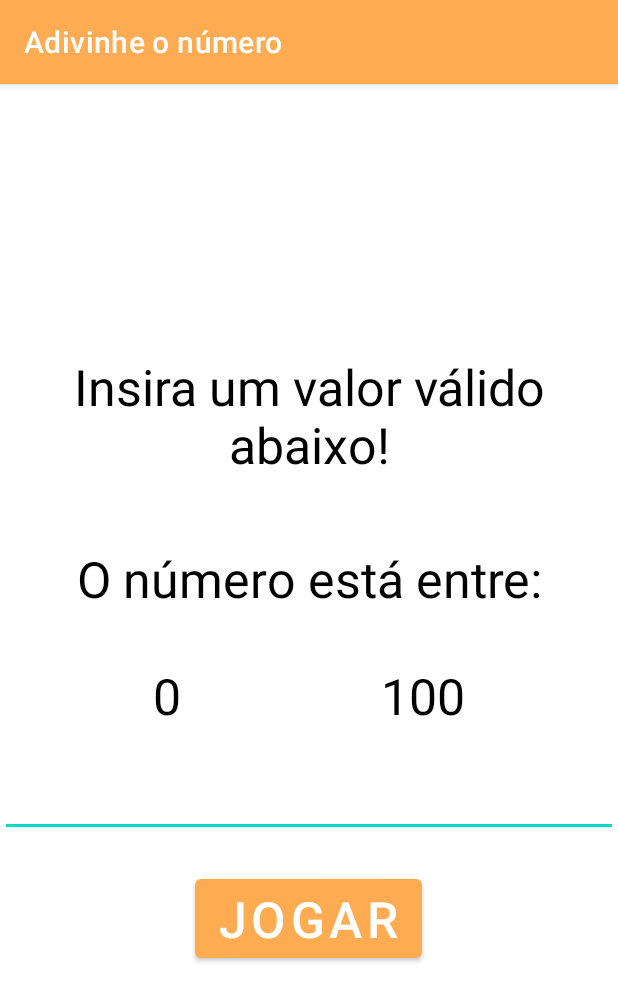
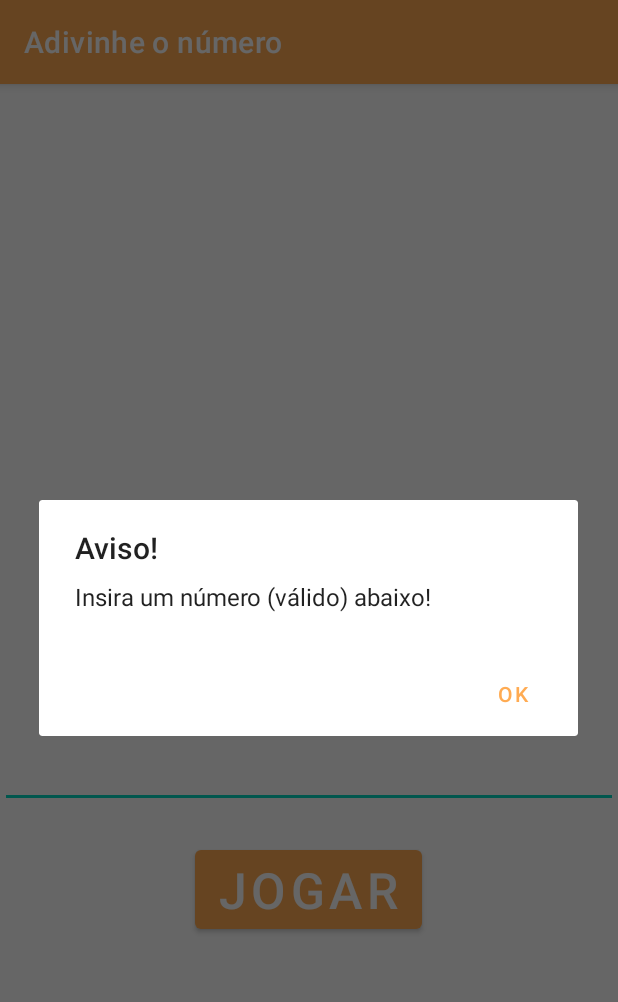
Before and after one commit to hellenilda/Adivinhe_o_numero-Android, an Android app: the screen it shows after launch (MainActivity), after a tap on "JOGAR", on a phone screen of 412 x 824 dp. Shown: the top 1002 px of the screen. Run offline under Robolectric (Android 15) with nearby library versions, the phone set to English and light mode, and no system bars.

```diff
--- a/app/src/main/res/values/strings.xml
+++ b/app/src/main/res/values/strings.xml
@@ -1,4 +1,12 @@
 <resources>
     <string name="app_name">ProjetoAndroid-Hellen</string>
     <string name="erroformato" />O valor informado não é um número
+    <string name="tituloAcertou" />Parabéns!
+    <string name="mensagemAcertou">Parabéns, você acertou o número\"</string>
+    <string name="tituloVazio">Aviso!</string>
+    <string name="mensagemVazio">Insira um número (válido) abaixo!</string>
+    <string name="tituloIntervalo">Aviso</string>
+    <string name="mensagemIntervalo">Insira um número de 0 à 100!</string>
+    <string name="tituloMaiorQzero">Aviso</string>
+    <string name="mensagemMaiorQzero">Digite um número maior que 0!</string>
 </resources>
```
Also changed, not shown: app/src/main/java/com/example/projetoandroid_hellen/MainActivity.java (+58 -17 lines).
